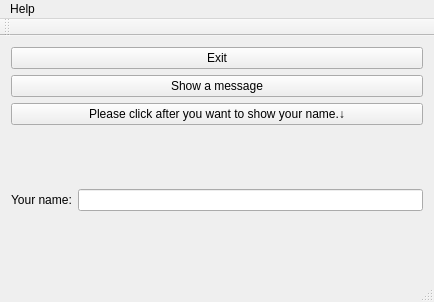
enjoysoftware/Qt-Translate-Sample, file mainwindow.ui: the form before one commit.
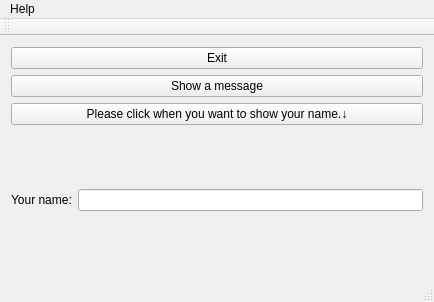
The form after the commit.

Commit message: UIのメッセージを更新

Diff of the .ui file:
```diff
--- a/mainwindow.ui
+++ b/mainwindow.ui
@@ -76,7 +76,7 @@
       <item row="0" column="0" colspan="2">
        <widget class="QPushButton" name="pushButton_3">
         <property name="text">
-         <string>Please click after you want to show your name.↓</string>
+         <string>Please click when you want to show your name.↓</string>
         </property>
        </widget>
       </item>
```
